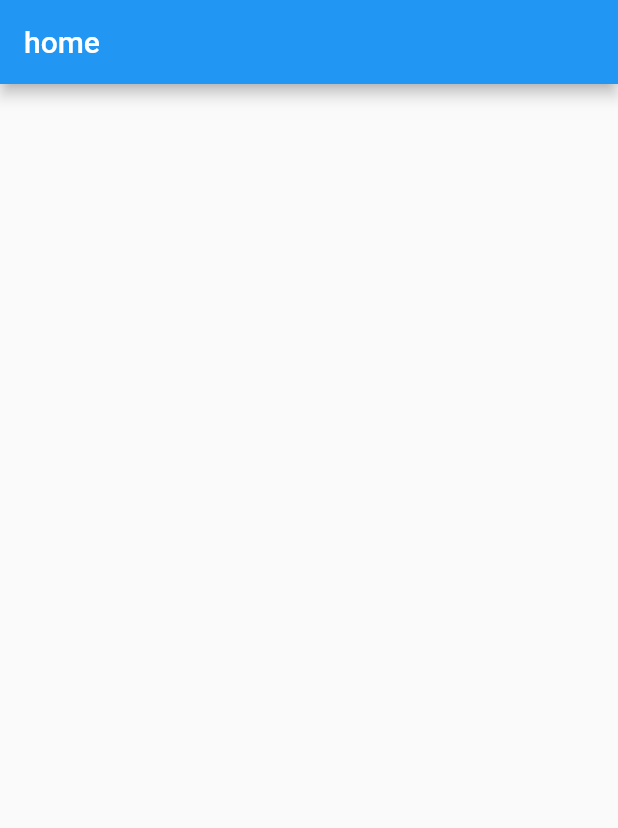
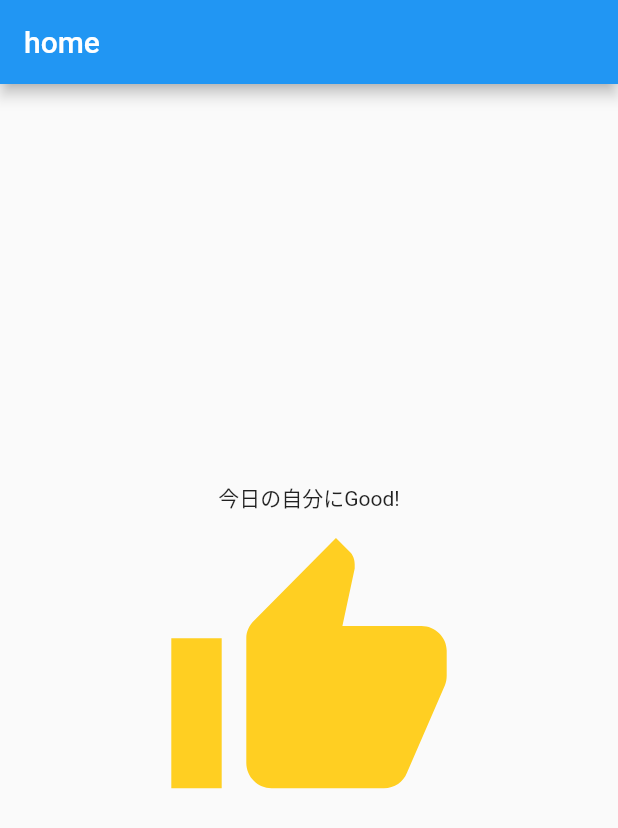
Before and after one commit to youten410/me-good, a Flutter app: the screen it shows after launch, on a phone screen of 412 x 824 dp. Shown: the top 828 px of the screen. Run offline on Flutter 3.47's test engine with Material 2 defaults, Android fonts, the phone set to English and light mode, and no system bars; our stand-ins replace go_router.

Commit message:
update : 文言とグッドボタンの追加

```diff
--- a/lib/screens/home_screen.dart
+++ b/lib/screens/home_screen.dart
@@ -13,6 +13,23 @@ class _HomeScreenState extends State<HomeScreen> {
     return Scaffold(
       appBar: AppBar(
         title: Text('home'),
+      ),body: Column(
+        mainAxisAlignment: MainAxisAlignment.center,
+        children: [
+          Center(
+            child: Text('今日の自分にGood!'),
+          ),
+          Center(
+            child: IconButton(
+              icon: Icon(Icons.thumb_up),
+              iconSize: 200,
+              color: const Color.fromARGB(255, 255, 207, 34),
+              onPressed: () {
+                print('tpped');
+              },
+            ),
+          ),
+        ],
       ),
     );
   }
```
